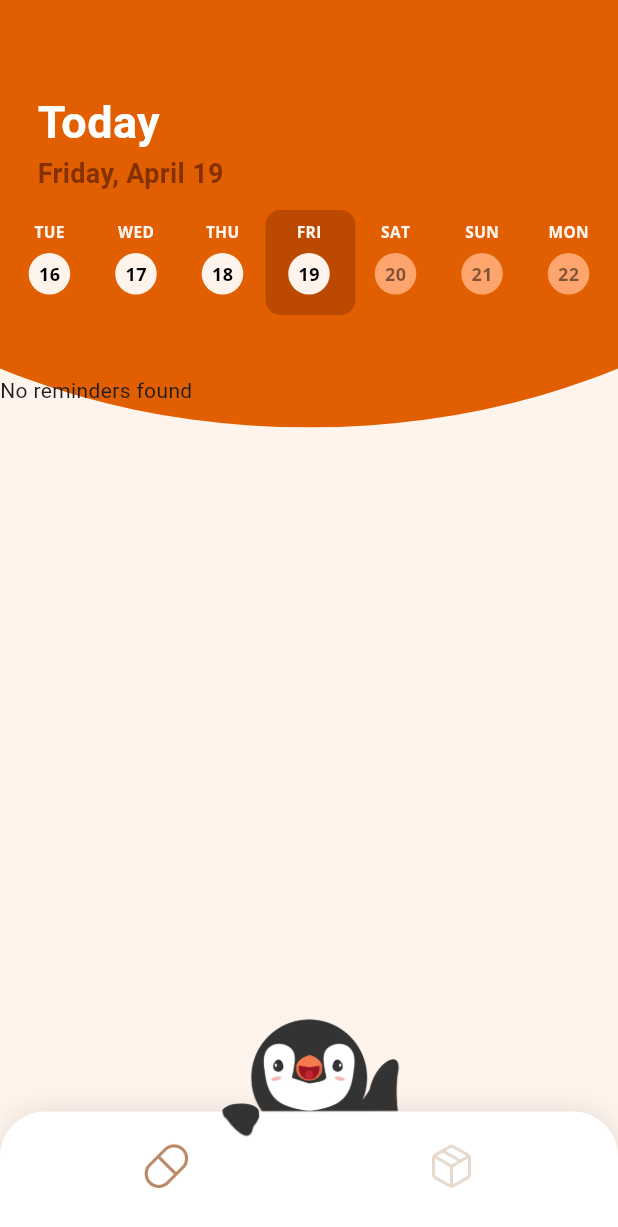
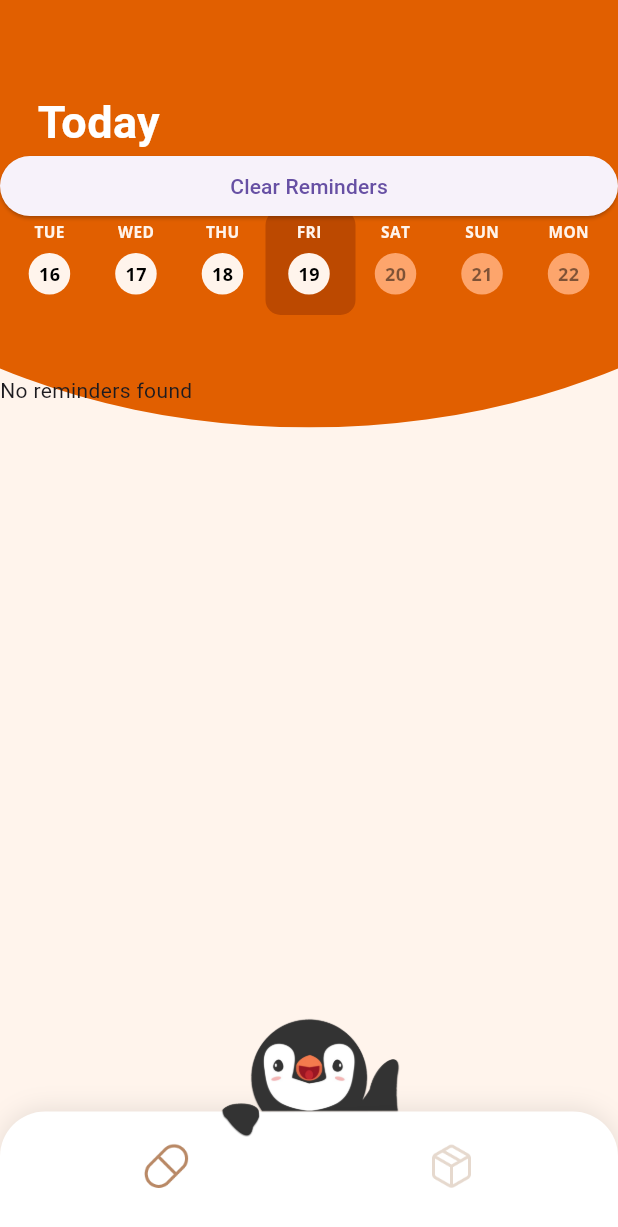
Before and after one commit to YZ1GO/L.EIC017_ES_PRJ, a Flutter app: the screen it shows after launch, on a phone screen of 412 x 824 dp. Shown: the top 1227 px of the screen. Run offline on Flutter 3.47's test engine with Material 3 defaults, Android fonts, the phone set to English and light mode, and no system bars; our stand-ins replace envied, firebase_core, firebase_database, flutter_local_notifications, font_awesome_flutter, permission_handler and 2 more; accounts and stored records are empty.

Commit message:
added a temporary button to clear all reminders from database

```diff
--- a/app/lib/reminders.dart
+++ b/app/lib/reminders.dart
@@ -121,6 +121,15 @@ class ReminderDatabase {
     }
   }
 
+  Future<void> clearReminders() async {
+    try {
+      await _database.delete('reminders');
+      print('Cleared all reminders from the database');
+    } catch (e) {
+      print('Error clearing reminders: $e');
+    }
+  }
+
   Future<int> deleteReminder(int id) async {
     try {
       int rowsDeleted = await _database.delete(
--- a/app/lib/screens/home_screen.dart
+++ b/app/lib/screens/home_screen.dart
@@ -22,6 +22,7 @@ class HomeScreenState extends State<HomeScreen> {
 
   @override
   Widget build(BuildContext context) {
+    refreshReminderList();
     return Scaffold(
       backgroundColor: const Color.fromRGBO(255, 244, 236, 1),
       body: Stack(
@@ -33,6 +34,15 @@ class HomeScreenState extends State<HomeScreen> {
             right: 0,
             top: 250,
             child: _buildMedicationReminderWidget(),
+          ),
+          Positioned(
+            left: 0,
+            right: 0,
+            top: 100,
+            child: ElevatedButton(
+              onPressed: _clearRemindersDatabase,
+              child: Text('Clear Reminders'),
+            ),
           ),
           /*Positioned(
             left: 0,
@@ -112,4 +122,11 @@ class HomeScreenState extends State<HomeScreen> {
       },
     );
   }
+
+  void _clearRemindersDatabase() async {
+    await ReminderDatabase().clearReminders();
+    setState(() {
+      _remindersFuture = Future.value([]); // Reset future to empty list
+    });
+  }
 }
--- a/app/pubspec.yaml
+++ b/app/pubspec.yaml
@@ -75,7 +75,7 @@ flutter:
     - assets/images/
     - assets/database/
     - assets/alarm.wav
-    - .env
+    # - .env
 
   # An image asset can refer to one or more resolution-specific "variants", see
   # https://flutter.dev/assets-and-images/#resolution-aware
```
